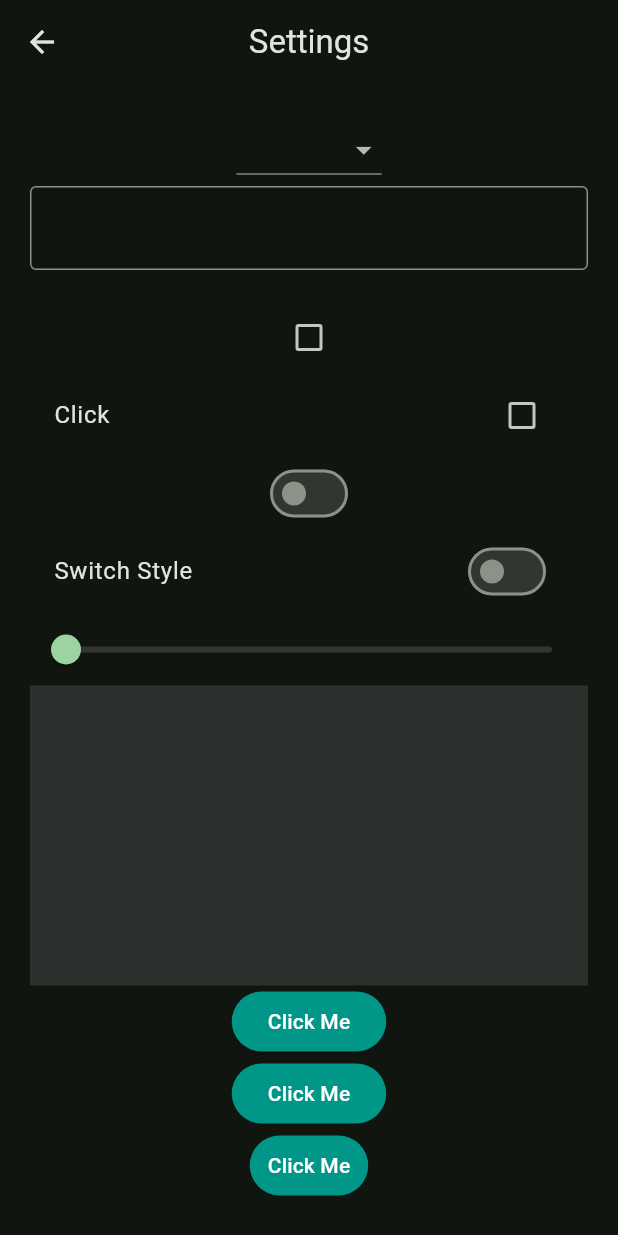
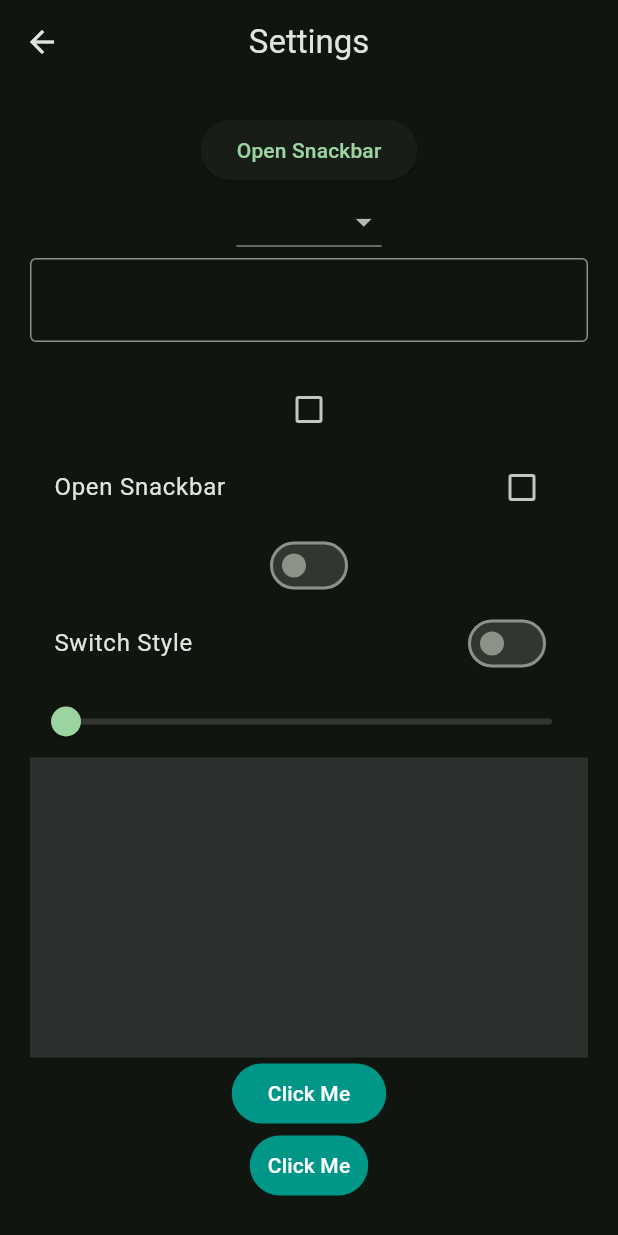
Before and after one commit to thisisouvik/flutterapp, a Flutter app: the WidgetTree screen opened directly, after a tap on the "settings" icon, on a phone screen of 412 x 824 dp. Run offline on Flutter 3.47's test engine with Material 3 defaults, Android fonts, the phone set to English and light mode, and no system bars.

Commit message:
snackbar

```diff
--- a/lib/views/pages/settings_page.dart
+++ b/lib/views/pages/settings_page.dart
@@ -28,6 +28,18 @@ class _SettingsPageState extends State<SettingsPage> {
         padding: const EdgeInsets.all(20.0),
         child: Column(
           children: [
+            ElevatedButton(
+              onPressed: () {
+                ScaffoldMessenger.of(context).showSnackBar(
+                  SnackBar(
+                    duration: Duration(seconds: 1),
+                    content: Text('Hello from Snackbar'),
+                    behavior: SnackBarBehavior.floating,),
+                );
+              },
+
+              child: Text('Open Snackbar'),
+            ),
             DropdownButton(
               value: menuItem,
               items: [
@@ -58,7 +70,9 @@ class _SettingsPageState extends State<SettingsPage> {
               },
             ),
             CheckboxListTile.adaptive(
-              title: Text("Click"),
+              tristate: true,
+
+              title: Text("Open Snackbar"),
               value: isChecked,
               onChanged: (bool? value) {
                 setState(() {
@@ -101,14 +115,7 @@ class _SettingsPageState extends State<SettingsPage> {
                 color: Colors.white12,
               ),
             ),
-            ElevatedButton(
-              onPressed: () {},
-              style: ElevatedButton.styleFrom(
-                backgroundColor: Colors.teal,
-                foregroundColor: Colors.white,
-              ),
-              child: Text('Click Me'),
-            ),
+
 
             FilledButton(
               onPressed: () {},
--- a/lib/widgets/hero_widget.dart
+++ b/lib/widgets/hero_widget.dart
@@ -8,7 +8,8 @@ class HeroWidget extends StatelessWidget {
     return  Hero(
       tag: 'hero1',
       child: ClipRRect(
-                child: Image.asset('assets/images/sample.jpg'),
+                child: Image.asset('assets/images/sample.jpg', color: Colors.teal,
+                colorBlendMode: BlendMode.darken,),
               ),
     );
   }
```
